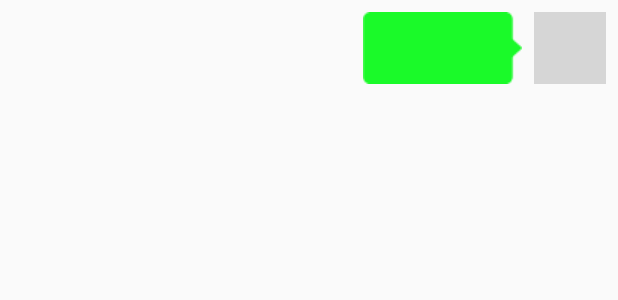
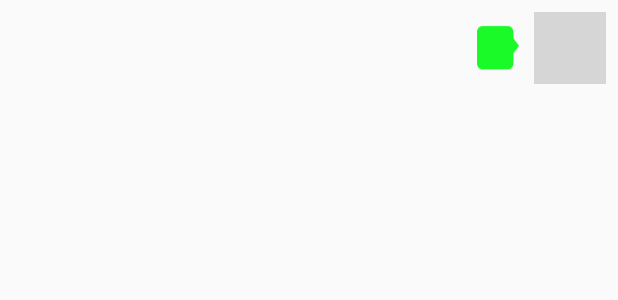
Before and after one commit to yap12138/WeChat, an Android app: the layout item_msg_right.xml on its own in the app's theme, with its tools: preview values and no code run, on a phone screen of 412 x 824 dp. Shown: the top 300 px of the screen. Run offline under Robolectric (Android 15) with nearby library versions, the phone set to English and light mode, and no system bars; grey boxes are pictures that could not be loaded.

Commit message:
优化视觉体验，beta 0.1

```diff
--- a/app/src/main/java/com/yaphets/wechat/asynctask/PullMsgTask.java
+++ b/app/src/main/java/com/yaphets/wechat/asynctask/PullMsgTask.java
@@ -46,7 +46,7 @@ public class PullMsgTask extends AsyncTask<String, Integer, List<Message>> {
         }
 
         DialogueAdapter.getInstance().notifyDataSetChanged();
-        ClientApp.getMsgNotifyBadge().setText("" +  messages.size()).show();
+        ClientApp.getMsgNotifyBadge().setNumber(messages.size()).show();
         //TODO 每个dialogue设置红点
 
         Context ctx = ClientApp.getContext();
--- a/app/src/main/java/com/yaphets/wechat/service/ReceiveThread.java
+++ b/app/src/main/java/com/yaphets/wechat/service/ReceiveThread.java
@@ -141,6 +141,9 @@ public class ReceiveThread implements Runnable {
                 }
             }
             makeNotification(ctx);
+            //设置主界面小红点
+            int num = ClientApp.getMsgNotifyBadge().getNumber() + 1;
+            ClientApp.getMsgNotifyBadge().setNumber(num).show();
         }
 
         private void makeNotification(Context ctx) {
--- a/app/src/main/java/com/yaphets/wechat/ui/fragment/ContactFragment.java
+++ b/app/src/main/java/com/yaphets/wechat/ui/fragment/ContactFragment.java
@@ -84,7 +84,7 @@ public class ContactFragment extends BaseFragment {
      */
     public void notifyApply(int size) {
         _redPoint.setVisibility(View.VISIBLE);
-        ClientApp.getApplyNotifyBadge().setText(String.valueOf(size)).show();
+        ClientApp.getApplyNotifyBadge().setNumber(ClientApp.getApplyNotifyBadge().getNumber() + size).show();
     }
 
     /**
--- a/app/src/main/res/layout/item_msg_right.xml
+++ b/app/src/main/res/layout/item_msg_right.xml
@@ -1,27 +1,28 @@
 <?xml version="1.0" encoding="utf-8"?>
-<LinearLayout xmlns:android="http://schemas.android.com/apk/res/android"
-    android:orientation="horizontal"
+<RelativeLayout xmlns:android="http://schemas.android.com/apk/res/android"
     android:layout_width="match_parent"
-    android:layout_height="wrap_content"
-    android:gravity="end">
+    android:layout_height="wrap_content">
 
     <TextView
         android:id="@+id/tv_msg"
         android:layout_width="wrap_content"
         android:layout_height="wrap_content"
+        android:layout_toStartOf="@id/iv_thumb"
         android:layout_marginBottom="8dp"
         android:layout_marginEnd="8dp"
-        android:layout_marginStart="98dp"
-        android:layout_marginTop="8dp"
+        android:layout_marginStart="24dp"
+        android:layout_marginTop="4dp"
         android:background="@drawable/message_right"
-        android:gravity="center_vertical" />
+        android:gravity="center_vertical"
+        android:layout_centerVertical="true"/>
 
     <ImageView
         android:id="@+id/iv_thumb"
         android:layout_width="48dp"
         android:layout_height="48dp"
+        android:layout_alignParentEnd="true"
         android:layout_marginBottom="8dp"
         android:layout_marginEnd="8dp"
         android:layout_marginTop="8dp"
         android:src="@drawable/thumb_h" />
-</LinearLayout>
+</RelativeLayout>
```
Also changed, not shown: app/src/main/java/com/yaphets/wechat/ClientApp.java (+7 -7 lines), app/src/main/java/com/yaphets/wechat/activity/MainActivity.java (+10 -9 lines), app/src/main/java/com/yaphets/wechat/ui/view/HTextBadge.java (added, +17 -0 lines), app/src/main/res/layout/item_msg_left.xml (+7 -6 lines), app/src/main/res/drawable-xhdpi/message_left.9.png (added), app/src/main/res/drawable-xhdpi/message_right.9.png (added), app/src/main/res/drawable-xxhdpi/ca_tb_people.png (added), app/src/main/res/drawable-xxhdpi/message_left.9.png (added), app/src/main/res/drawable-xxhdpi/message_right.9.png (added), app/src/main/res/drawable/ca_tb_people.png (added), app/src/main/res/drawable/message_left.9.png, app/src/main/res/drawable/message_right.9.png.
